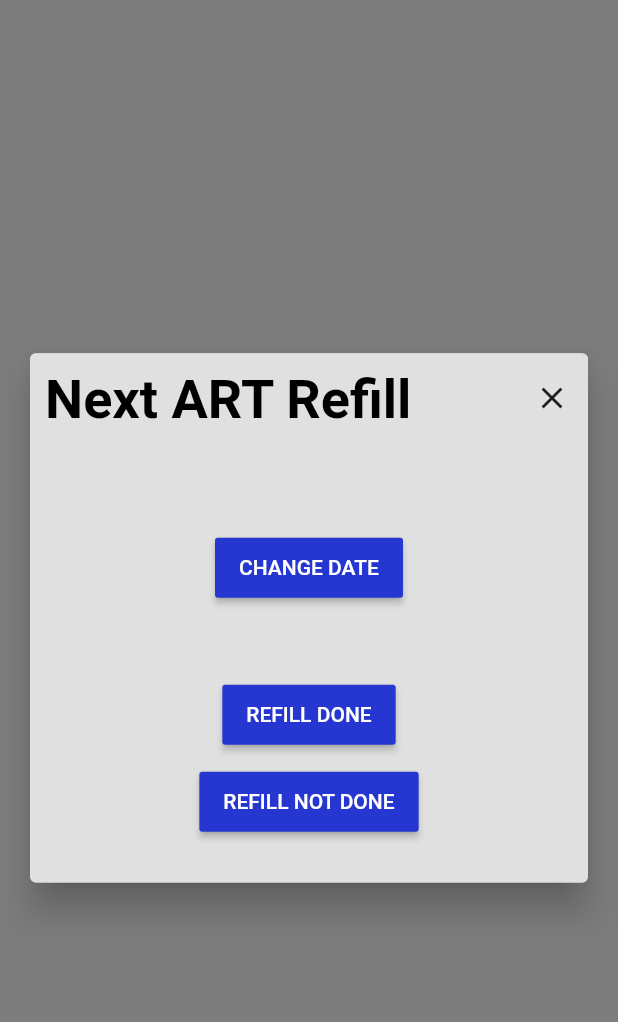
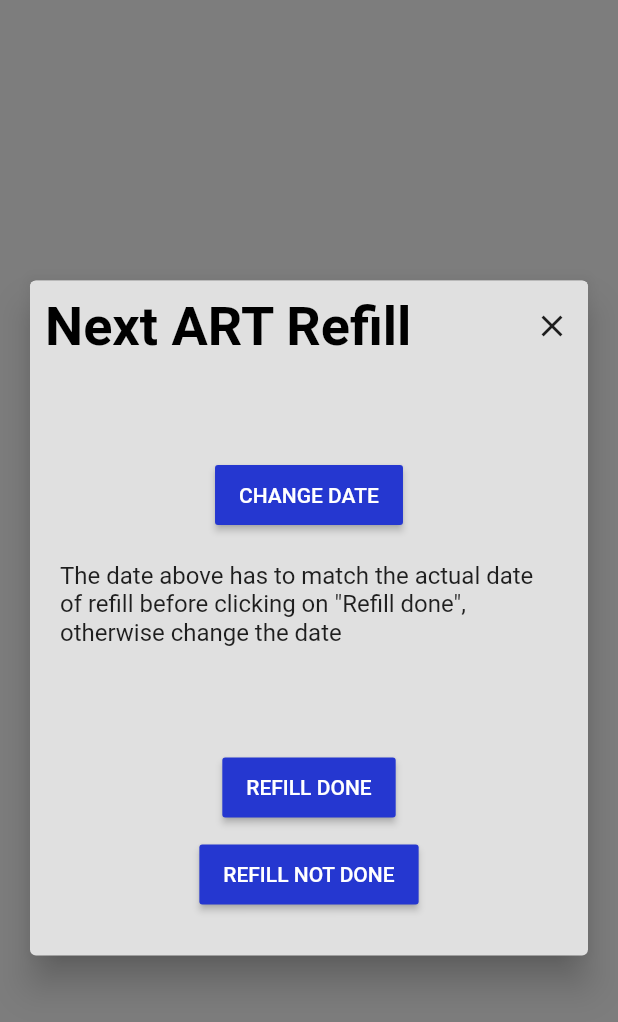
Before and after one commit to chrisly-bear/PEBRApp, a Flutter app: the ARTRefillScreen widget shown alone on an empty page, opened directly with empty values, on a phone screen of 412 x 824 dp. Shown: the top 1022 px of the screen. Run offline on Flutter 3.47's test engine with Material 2 defaults, Android fonts, the phone set to English and light mode, and no system bars; our stand-ins replace flushbar, shared_preferences, sqflite; missing offline and left inert: device_apps, password, spreadsheet_decoder; accounts and stored records are empty.

Commit message:
Add explanation below the ' change date clear

```diff
--- a/lib/screens/ARTRefillScreen.dart
+++ b/lib/screens/ARTRefillScreen.dart
@@ -31,6 +31,10 @@ class ARTRefillScreen extends StatelessWidget {
         Text(_nextRefillDate, style: TextStyle(fontSize: 16.0)),
         SizedBox(height: 10.0),
         PEBRAButtonRaised('Change Date', onPressed: () { _onPressChangeDate(context); },),
+        Padding(
+          padding: const EdgeInsets.all(20.0),
+          child: Text('The date above has to match the actual date of refill before clicking on "Refill done", otherwise change the date', style: TextStyle(fontSize: 16.0)),
+        ),
         SizedBox(height: 50),
         PEBRAButtonRaised('Refill Done', onPressed: () { _onPressRefillDone(context); },),
         SizedBox(height: 10),
@@ -57,9 +61,9 @@ class ARTRefillScreen extends StatelessWidget {
       }
       // Adherence reminders and ART Refill reminders need to be updated
       uploadNotificationsPreferences(_patient);
-      Navigator.of(context).popUntil((Route<dynamic> route) {
+      /*Navigator.of(context).popUntil((Route<dynamic> route) {
         return route.settings.name == '/patient';
-      });
+      });*/
     }
   }
 
```
